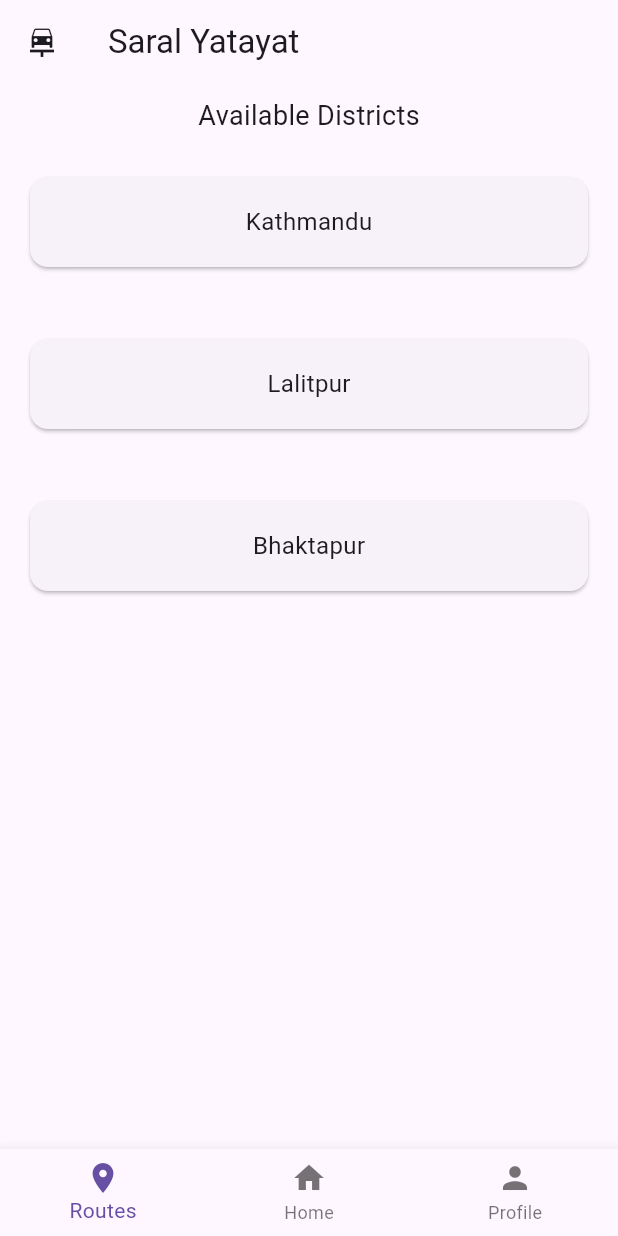
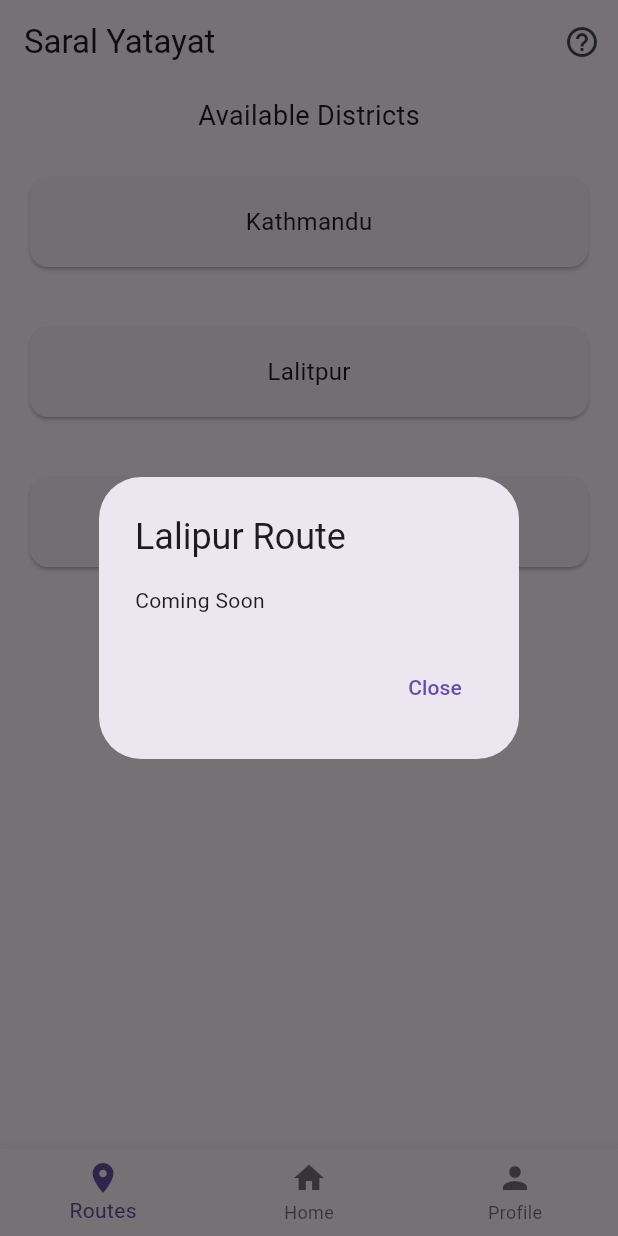
Before and after one commit to shyalfox/Saral_Yatayat, a Flutter app: the SaralYatayatHome screen opened directly, after a tap on "Lalitpur", on a phone screen of 412 x 824 dp. Run offline on Flutter 3.47's test engine with Material 3 defaults, Android fonts, the light colour scheme and no system bars; our stand-ins replace cloud_firestore, firebase_auth, firebase_core, smooth_page_indicator; accounts and stored records are empty.

Commit message:
created a personal page

```diff
--- /dev/null
+++ b/lib/firestore/firestore_query.dart
@@ -0,0 +1,37 @@
+import 'package:cloud_firestore/cloud_firestore.dart';
+import 'package:flutter/foundation.dart';
+
+Future<Map<String, dynamic>> retrievePersonalizedDaata(String userId) async {
+  Map<String, dynamic> savedData = {};
+  try {
+    // Query for the document where the specified userId exists
+    QuerySnapshot querySnapshot = await FirebaseFirestore.instance
+        .collection('user_data')
+        .where('userId', isEqualTo: userId)
+        .get();
+
+    // Check if there's a document with the specified userId
+    if (querySnapshot.docs.isNotEmpty) {
+      // Get the first document since there should be only one document per userId
+      DocumentSnapshot documentSnapshot = querySnapshot.docs.first;
+
+      DocumentSnapshot updatedDocumentSnapshot = await FirebaseFirestore
+          .instance
+          .collection('user_data')
+          .doc(documentSnapshot.id)
+          .get();
+
+      // Populate savedData with the retrieved values
+      savedData = updatedDocumentSnapshot.data() as Map<String, dynamic>;
+    }
+
+    if (kDebugMode) {
+      print('data  retrieved');
+    }
+  } catch (error) {
+    if (kDebugMode) {
+      print('failed to retrieve');
+    }
+  }
+  return savedData;
+}
--- a/lib/homepage/home_page.dart
+++ b/lib/homepage/home_page.dart
@@ -1,4 +1,5 @@
 import 'package:flutter/material.dart';
+import 'package:saral_yatayat/personal/personal_page.dart';
 import 'package:saral_yatayat/routes/routes.dart';
 
 class SaralYatayatHome extends StatefulWidget {
@@ -34,7 +35,14 @@ class SaralYatayatHomeState extends State<SaralYatayatHome> {
     return Scaffold(
       appBar: AppBar(
         automaticallyImplyLeading: false,
-        leading: const Icon(Icons.car_repair),
+        actions: [
+          IconButton(
+            icon: const Icon(Icons.help_outline),
+            onPressed: () {
+              // Add your help or information action here
+            },
+          ),
+        ],
         title: const Text('Saral Yatayat'),
       ),
       body: PageView(
@@ -44,7 +52,7 @@ class SaralYatayatHomeState extends State<SaralYatayatHome> {
         children: const [
           SaralRoutes(),
           PageWidget(pageNumber: 2),
-          PageWidget(pageNumber: 3),
+          ProfilePage(),
         ],
       ),
       bottomNavigationBar: BottomNavigationBar(
--- a/lib/homepage/home_page_personalization_check.dart
+++ b/lib/homepage/home_page_personalization_check.dart
@@ -3,7 +3,8 @@ import 'dart:async';
 import 'package:flutter/foundation.dart';
 import 'package:flutter/material.dart';
 import 'package:cloud_firestore/cloud_firestore.dart';
-import 'package:saral_yatayat/homepage/actual_homepage.dart';
+
+import 'package:saral_yatayat/homepage/home_page.dart';
 import 'package:saral_yatayat/homepage/home_page_personalize.dart';
 import 'package:firebase_auth/firebase_auth.dart';
 
@@ -89,7 +90,7 @@ class HomePageState extends State<HomePage> {
 
         if (userData['is_Personalized'] == true) {
           // Build your personalized UI here
-          return TheRealHomePage(username: username);
+          return const SaralYatayatHome();
         } else {
           return HomePagePersonalize(
               username:
--- /dev/null
+++ b/lib/personal/personal_page.dart
@@ -0,0 +1,165 @@
+import 'package:firebase_auth/firebase_auth.dart';
+import 'package:flutter/foundation.dart';
+import 'package:flutter/material.dart';
+import 'package:saral_yatayat/login_logout/logout.dart';
+import 'package:saral_yatayat/firestore/firestore_query.dart';
+
+class ProfilePage extends StatefulWidget {
+  const ProfilePage({super.key});
+
+  @override
+  State<ProfilePage> createState() => _ProfilePageState();
+}
+
+class _ProfilePageState extends State<ProfilePage> {
+  String userGender = '';
+  String userDisabilityStatus = '';
+  String isUserStudent = '';
+  String userId = '';
+  String imgUrl = '';
+  late Map<String, dynamic> savedData;
+
+  void setGenderImage() {
+    if (userGender == 'Male') {
+      imgUrl = 'assets/images/male.png';
+    } else {
+      imgUrl = 'assets/images/female.png';
+    }
+  }
+
+  Future<void> getCurrentUser() async {
+    User? user = FirebaseAuth.instance.currentUser;
+    if (user != null) {
+      setState(() {
+        userId = user.uid;
+      });
+    } else {
+      // Handle the case where user is null
+      if (kDebugMode) {
+        if (kDebugMode) {
+          print("User is not authenticated");
+        }
+      }
+    }
+  }
+
+  Future<void> getData() async {
+    Map<String, dynamic> yummyData = await retrievePersonalizedDaata(userId);
+    setState(() {
+      savedData = yummyData;
+      userGender = savedData['gender'] ??
+          ''; // Use null-aware operator to handle null values
+      userDisabilityStatus = savedData['has_disabilities'] ?? '';
+      isUserStudent = savedData['is_student'] ?? '';
+    });
+  }
+
+  @override
+  void initState() {
+    super.initState();
+    getCurrentUser();
+    getData();
+
+    setGenderImage();
+  }
+
+  @override
+  Widget build(BuildContext context) {
+    return SingleChildScrollView(
+      child: Column(
+        crossAxisAlignment: CrossAxisAlignment.stretch,
+        children: [
+          const SizedBox(height: 20),
+          InkWellCardPersonal(title: 'Profile', onTap: () {}),
+          const SizedBox(height: 20),
+          Row(
+            mainAxisAlignment: MainAxisAlignment.center,
+            children: [
+              Container(
+                decoration: BoxDecoration(
+                  color: Colors.white, // Example background color
+                  borderRadius:
+                      BorderRadius.circular(10), // Example border radius
+                  boxShadow: [
+                    BoxShadow(
+                      color:
+                          Colors.grey.withOpacity(0.5), // Example shadow color
+                      spreadRadius: 2,
+                      blurRadius: 5,
+                      offset: const Offset(0, 3), // Example shadow offset
+                    ),
+                  ],
+                ),
+                child: Image.asset(
+                  imgUrl,
+                  width: 100, // Example width
+                  height: 100, // Example height
+                  fit: BoxFit
+                      .contain, // Ensure the entire image is visible without cropping or zooming
+                ),
+              ),
+            ],
+          ),
+          const SizedBox(height: 20),
+          InkWellCardPersonal(title: 'Personal Details', onTap: () {}),
+          const SizedBox(height: 20),
+          InkWellCardPersonal(title: 'Tickets', onTap: () {}),
+          const SizedBox(height: 20),
+          InkWellCardPersonal(title: 'FeedBacks/Questions', onTap: () {}),
+          const SizedBox(height: 40),
+          Row(
+            mainAxisAlignment: MainAxisAlignment.center,
+            children: [
+              ElevatedButton.icon(
+                onPressed: () {
+                  logout(context);
+                },
+                icon: const Icon(
+                    Icons.logout), // Icon to be displayed before the text
+                label: const Text(
+                    'Sign Out'), // Text to be displayed on the button
+              )
+            ],
+          ),
+          const SizedBox(height: 20),
+        ],
+      ),
+    );
+  }
+}
+
+class InkWellCardPersonal extends StatelessWidget {
+  final String title;
+  final VoidCallback onTap;
+
+  const InkWellCardPersonal(
+      {super.key, required this.title, required this.onTap});
+
+  @override
+  Widget build(BuildContext context) {
+    return InkWell(
+      onTap: onTap,
+      child: Padding(
+        padding: const EdgeInsets.all(8.0),
+        child: Card(
+          elevation: 1,
+          margin: const EdgeInsets.symmetric(horizontal: 20),
+          child: Padding(
+            padding: const EdgeInsets.all(16),
+            child: Column(
+              crossAxisAlignment: CrossAxisAlignment.start,
+              children: [
+                Text(
+                  title,
+                  style: const TextStyle(
+                      fontSize: 20, fontWeight: FontWeight.bold),
+                ),
+                // Add your report or feedback form here
+              ],
+            ),
+          ),
+        ),
+      ),
+    );
+  }
+}
--- a/lib/bill/bill_calculator.dart
+++ b/lib/routes/bill/bill_calculator.dart
@@ -2,7 +2,7 @@ import 'package:flutter/foundation.dart';
 import 'package:flutter/material.dart';
 import 'package:firebase_auth/firebase_auth.dart';
 import 'package:cloud_firestore/cloud_firestore.dart';
-import 'package:saral_yatayat/bill/bill_print.dart';
+import 'package:saral_yatayat/routes/bill/bill_print.dart';
 
 class BillCalculator extends StatefulWidget {
   const BillCalculator(
--- /dev/null
+++ b/lib/routes/inkwell.dart
@@ -0,0 +1,28 @@
+import 'package:flutter/material.dart';
+
+class InkWellCard extends StatelessWidget {
+  final String title;
+  final VoidCallback onTap;
+
+  const InkWellCard({super.key, required this.title, required this.onTap});
+
+  @override
+  Widget build(BuildContext context) {
+    return InkWell(
+      onTap: onTap,
+      child: Container(
+        width: double.infinity,
+        height: 100,
+        padding: const EdgeInsets.all(16),
+        child: Card(
+          child: Center(
+            child: Text(
+              title,
+              style: const TextStyle(fontSize: 16),
+            ),
+          ),
+        ),
+      ),
+    );
+  }
+}
--- a/lib/routes/routes.dart
+++ b/lib/routes/routes.dart
@@ -1,6 +1,7 @@
 import 'package:flutter/material.dart';
 
 import 'package:saral_yatayat/routes/routes_list_kathmandu.dart';
+import 'package:saral_yatayat/routes/inkwell.dart';
 
 class SaralRoutes extends StatelessWidget {
   const SaralRoutes({super.key});
@@ -10,7 +11,7 @@ class SaralRoutes extends StatelessWidget {
     return SizedBox(
       height: 400, // Increased height to accommodate bigger cards
       child: Column(
-        children: [
+        children: <Widget>[
           const SizedBox(
             height: 8,
           ),
@@ -19,56 +20,8 @@ class SaralRoutes extends StatelessWidget {
             style: TextStyle(fontSize: 18),
           ),
           const SizedBox(height: 8),
-          InkWell(
-            onTap: () {
-              // Navigator.push(
-              //   context,
-              //   MaterialPageRoute(
-              //     builder: (context) => const DistanceCalculator(),
-              //   ),
-              // );
-            },
-            child: Container(
-              width: double.infinity, // Expand the card to full width
-              height: 100, // Set the height of the card
-              padding:
-                  const EdgeInsets.all(16), // Add padding for better visibility
-              child: const Card(
-                child: Center(
-                  child: Text(
-                    'Kathmandu',
-                    style: TextStyle(fontSize: 16),
-                  ),
-                ),
-              ),
-            ),
-          ),
-          const SizedBox(height: 8),
-          InkWell(
-            onTap: () {
-              // Navigator.push(
-              //   context,
-              //   MaterialPageRoute(
-              //     builder: (context) => const DistanceCalculator(),
-              //   ),
-              // );
-            },
-            child: Container(
-              width: double.infinity,
-              height: 100,
-              padding: const EdgeInsets.all(16),
-              child: const Card(
-                child: Center(
-                  child: Text(
-                    'Lalitpur',
-                    style: TextStyle(fontSize: 16),
-                  ),
-                ),
-              ),
-            ),
-          ),
-          const SizedBox(height: 8),
-          InkWell(
+          InkWellCard(
+            title: 'Kathmandu',
             onTap: () {
               Navigator.push(
                 context,
@@ -77,19 +30,50 @@ class SaralRoutes extends StatelessWidget {
                 ),
               );
             },
-            child: Container(
-              width: double.infinity,
-              height: 100,
-              padding: const EdgeInsets.all(16),
-              child: const Card(
-                child: Center(
-                  child: Text(
-                    'Bhaktapur',
-                    style: TextStyle(fontSize: 16),
-                  ),
-                ),
-              ),
-            ),
+          ),
+          InkWellCard(
+            title: 'Lalitpur',
+            onTap: () {
+              showDialog(
+                context: context,
+                builder: (BuildContext context) {
+                  return AlertDialog(
+                    title: const Text('Lalipur Route'),
+                    content: const Text('Coming Soon'),
+                    actions: <Widget>[
+                      TextButton(
+                        onPressed: () {
+                          Navigator.of(context).pop(); // Close the dialog
+                        },
+                        child: const Text('Close'),
+                      ),
+                    ],
+                  );
+                },
+              );
+            },
+          ),
+          InkWellCard(
+            title: 'Bhaktapur',
+            onTap: () {
+              showDialog(
+                context: context,
+                builder: (BuildContext context) {
+                  return AlertDialog(
+                    title: const Text('Bhaktapur Route'),
+                    content: const Text('Coming Soon'),
+                    actions: <Widget>[
+                      TextButton(
+                        onPressed: () {
+                          Navigator.of(context).pop(); // Close the dialog
+                        },
+                        child: const Text('Close'),
+                      ),
+                    ],
+                  );
+                },
+              );
+            },
           ),
         ],
       ),
--- a/lib/routes/routes_calculator.dart
+++ b/lib/routes/routes_calculator.dart
@@ -1,8 +1,8 @@
 import 'package:flutter/foundation.dart';
 import 'package:flutter/material.dart';
-import 'package:saral_yatayat/googleapi/distance_service.dart';
+import 'package:saral_yatayat/routes/googleapi/distance_service.dart';
 import 'package:cloud_firestore/cloud_firestore.dart';
-import 'package:saral_yatayat/bill/bill_calculator.dart';
+import 'package:saral_yatayat/routes/bill/bill_calculator.dart';
 import 'package:saral_yatayat/routes/item.dart';
 
 class DistanceCalculator extends StatefulWidget {
```
Also changed, not shown: lib/homepage/actual_homepage.dart (deleted, +0 -54 lines), lib/main.dart (+9 -6 lines), lib/routes/bill/bill_print.dart (renamed from lib/bill/bill_print.dart, +28 -63 lines), lib/routes/routes_list_kathmandu.dart (+1 -27 lines), assets/images/female.png (added), assets/images/male.png (added), lib/routes/googleapi/distance_service.dart (renamed from lib/googleapi/distance_service.dart).
